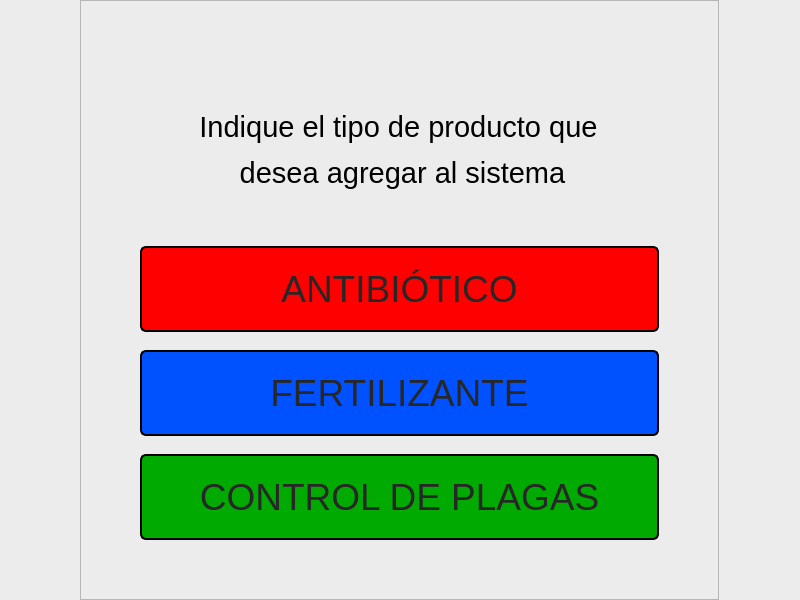
This is GUI/agregar_producto.ui in sebaslazar/Proyecto_Final_Progra_IV as Qt 5 draws it before an edit. The edited form follows.
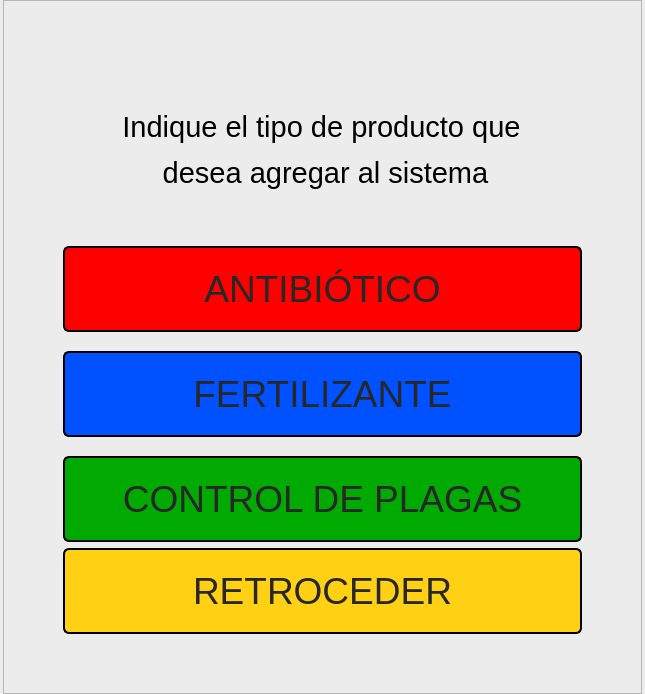
This is the edited form.

The edit to the form file:
```diff
--- a/GUI/agregar_producto.ui
+++ b/GUI/agregar_producto.ui
@@ -6,8 +6,8 @@
    <rect>
     <x>0</x>
     <y>0</y>
-    <width>800</width>
-    <height>600</height>
+    <width>645</width>
+    <height>694</height>
    </rect>
   </property>
   <property name="cursor">
@@ -105,6 +105,20 @@
 	border-color:gray;
 }
 
+#Back_Button{
+	background-color: rgb(255, 208, 20)
+}
+
+#Back_Button::hover{
+	background-color: rgb(252, 225, 104);
+	border-color: rgb(138, 113, 0);
+}
+
+#Back_Button::pressed{
+	background-color: rgb(252, 241, 189);
+	border-color:gray;
+}
+
 QPushButton::hover{
 	background-color: rgb(85, 170, 255);
 	color: white;
@@ -276,6 +290,18 @@
          </property>
         </widget>
        </item>
+       <item>
+        <widget class="QPushButton" name="Back_Button">
+         <property name="font">
+          <font>
+           <pointsize>28</pointsize>
+          </font>
+         </property>
+         <property name="text">
+          <string>RETROCEDER</string>
+         </property>
+        </widget>
+       </item>
       </layout>
      </widget>
     </item>
```
